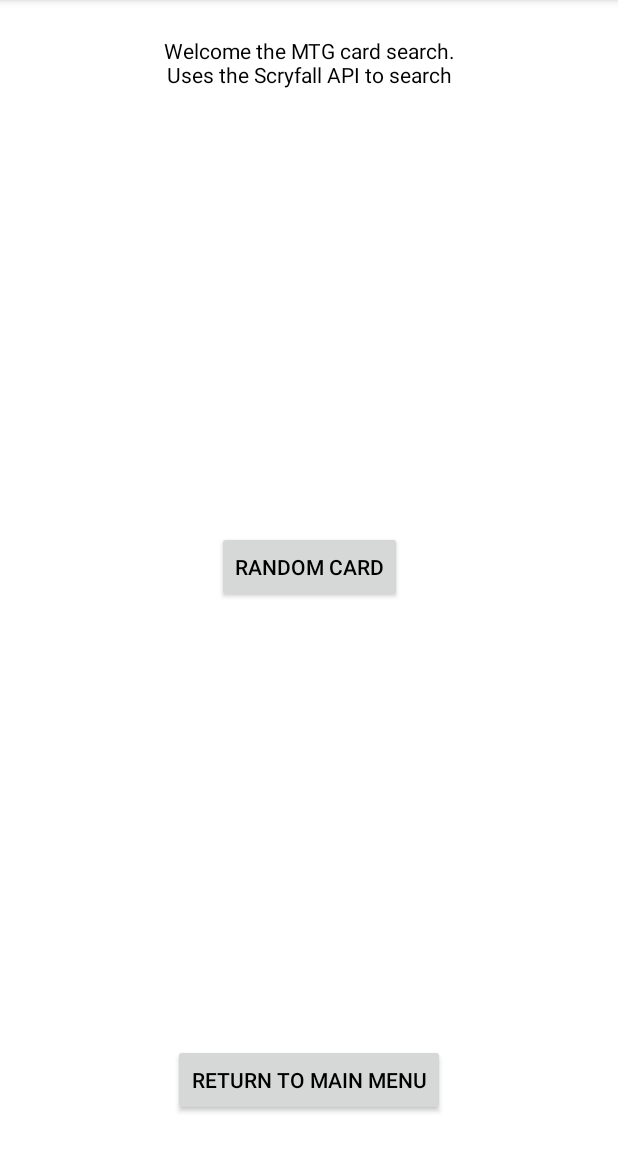
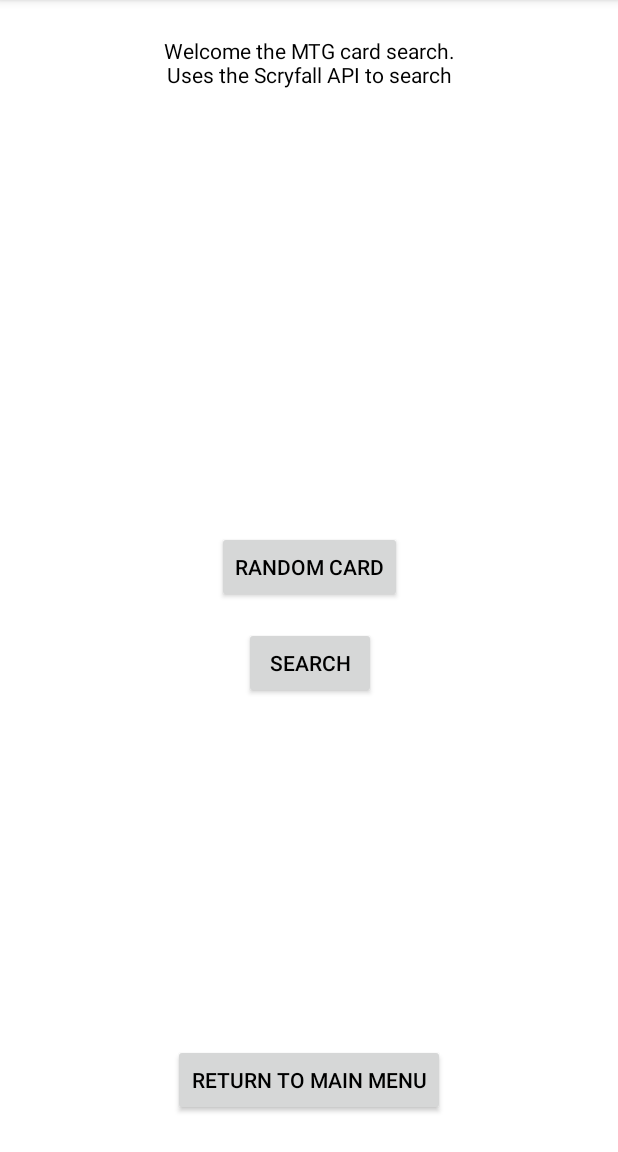
Before and after one commit to mtauber3-ford/LoginApp, an Android app: the APIActivity screen opened directly, with no data from a screen before it, on a phone screen of 412 x 824 dp, the part 84-1236 px from its top. Run offline under Robolectric (Android 15) with nearby library versions, the phone set to English and light mode, and no system bars; our stand-ins replace Room's generated code, data binding; libraries missing offline, so code that uses them is left out: com.jakewharton.retrofit2; 2 statements that could not run were skipped.

Commit message:
Card list view working

```diff
--- a/app/src/main/java/mtaubert/loginapplication/Data/Remote/DAO/GetScryfallData.kt
+++ b/app/src/main/java/mtaubert/loginapplication/Data/Remote/DAO/GetScryfallData.kt
@@ -3,11 +3,20 @@ package mtaubert.loginapplication.Data.Remote.DAO
 import mtaubert.loginapplication.Data.Remote.Model.Card
 import io.reactivex.Observable
 import kotlinx.coroutines.Deferred
+import mtaubert.loginapplication.Data.Remote.Model.ScryfallCardList
 import retrofit2.http.GET
+import retrofit2.http.Path
+import retrofit2.http.Query
 
 interface GetScryfallData {
 
-//    @GET("/cards/random")
     @GET("cards/random")
     fun getRandomCard(): Deferred<Card>
+
+    @GET("cards/search?")
+    fun getCardsNames(@Query("q") q: String): Deferred<ScryfallCardList>
+//    fun getCardsNames(): Deferred<List<Card>>
+
+//    @GET("users/{user}/repos")
+//    fun listRepos(@Path("user") user: String): Call<List<Repo>>
 }
--- a/app/src/main/java/mtaubert/loginapplication/Features/API/Views/APIActivity.kt
+++ b/app/src/main/java/mtaubert/loginapplication/Features/API/Views/APIActivity.kt
@@ -26,7 +26,7 @@ class APIActivity: BaseActivity() {
         val fragment = if(cards.size == 1) {
             OneCardViewFragment.newInstance(cards[0])
         } else {
-            OneCardViewFragment.newInstance(cards[0])
+            MultiCardViewFragment.newInstance(cards)
         }
 
         supportFragmentManager
--- a/app/src/main/java/mtaubert/loginapplication/Features/API/Views/LandingFragment.kt
+++ b/app/src/main/java/mtaubert/loginapplication/Features/API/Views/LandingFragment.kt
@@ -53,6 +53,13 @@ class LandingFragment : BaseAPIFragment() {
             }
         }
 
+        binding.searchButton.setOnClickListener {
+            GlobalScope.launch {
+                val cards = apiViewModel.searchForCards("ana")
+                (activity as APIActivity).showCards(cards)
+            }
+        }
+
         return binding.root
     }
 }
--- a/app/src/main/java/mtaubert/loginapplication/Utils/Adapters/CardListAdapter.kt
+++ b/app/src/main/java/mtaubert/loginapplication/Utils/Adapters/CardListAdapter.kt
@@ -19,6 +19,7 @@ class CardListAdapter internal constructor() : RecyclerView.Adapter<CardListAdap
         val tvName: TextView = cardView.findViewById(R.id.name_textview)
         val tvCMC: TextView = cardView.findViewById(R.id.cmc_textview)
         val tvType: TextView = cardView.findViewById(R.id.type_line_textview)
+        val tvNumber: TextView = cardView.findViewById(R.id.item_number)
     }
 
     private var cardList = emptyList<Card>() //List of current cards
@@ -47,6 +48,7 @@ class CardListAdapter internal constructor() : RecyclerView.Adapter<CardListAdap
         holder.tvName.text = current.name
         holder.tvCMC.text = "${current.mana_cost} ${current.cmc}"
         holder.tvType.text = current.type_line
+        holder.tvNumber.text = (position+1).toString()
 
 //        holder.itemView.setOnLongClickListener {
 //            longPress(position, it)
--- a/app/src/main/res/layout/api_fragment_landing.xml
+++ b/app/src/main/res/layout/api_fragment_landing.xml
@@ -49,5 +49,15 @@
             app:layout_constraintEnd_toEndOf="parent"
             app:layout_constraintStart_toStartOf="parent"
             app:layout_constraintTop_toBottomOf="@+id/welcome_textview" />
+
+        <Button
+            android:id="@+id/search_button"
+            android:layout_width="wrap_content"
+            android:layout_height="wrap_content"
+            android:layout_marginTop="16dp"
+            android:text="@android:string/search_go"
+            app:layout_constraintEnd_toEndOf="@+id/button"
+            app:layout_constraintStart_toStartOf="@+id/button"
+            app:layout_constraintTop_toBottomOf="@+id/button" />
     </androidx.constraintlayout.widget.ConstraintLayout>
 </layout>
```
Also changed, not shown: app/src/main/java/mtaubert/loginapplication/Data/Remote/Model/ScryfallCardList.kt (added, +9 -0 lines), app/src/main/java/mtaubert/loginapplication/Features/API/ViewModels/APIViewModel.kt (+6 -2 lines), app/src/main/res/layout/utils_card_entry_item.xml (+21 -8 lines).
